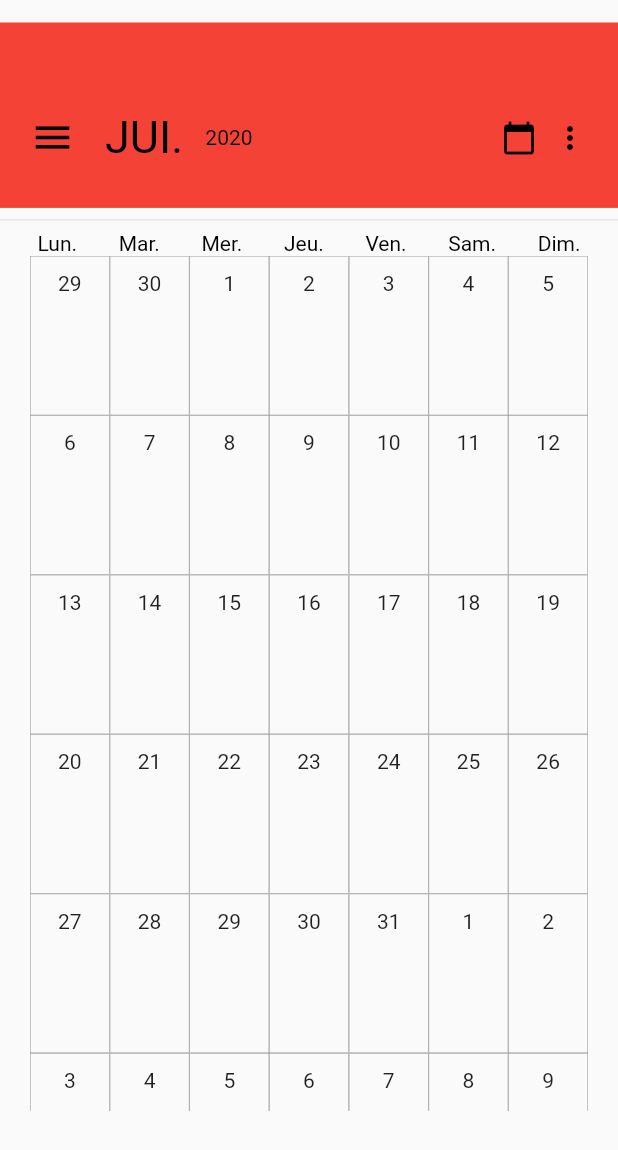
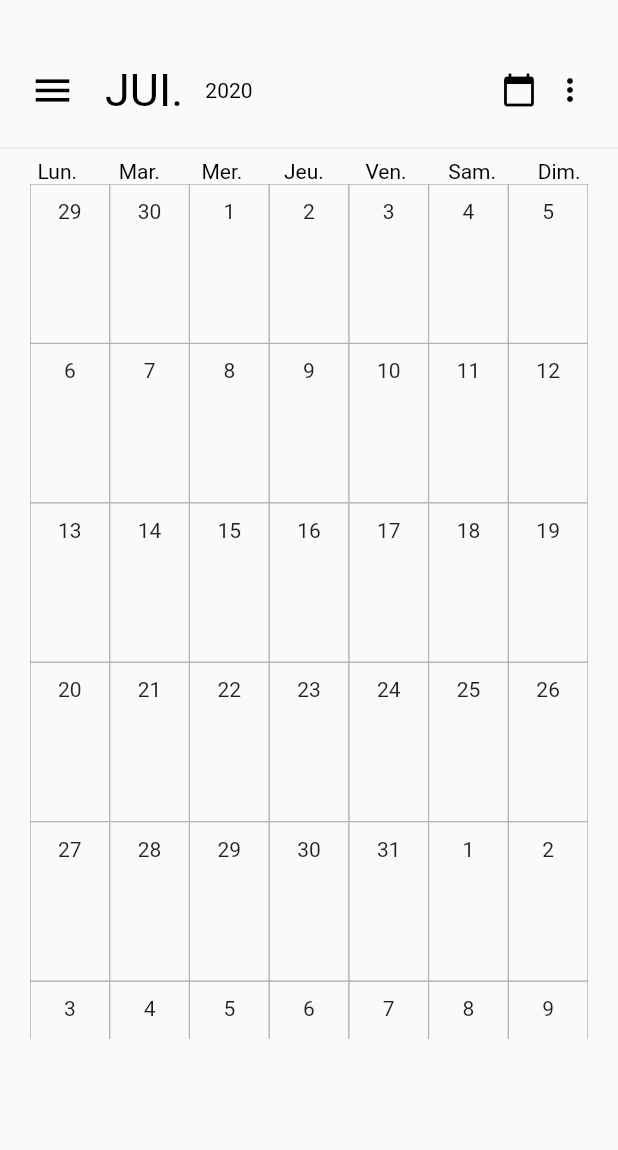
Before and after one commit to pentest225/agenda_test, a Flutter app: the screen it shows after launch, on a phone screen of 412 x 824 dp. Shown: the top 1150 px of the screen. Run offline on Flutter 3.47's test engine with Material 2 defaults, Android fonts, the phone set to English and light mode, and no system bars; missing offline and left inert: date_util.

Commit message:
--- Auto-Git Commit ---

```diff
--- a/agenda1/lib/Screen/pageUne.dart
+++ b/agenda1/lib/Screen/pageUne.dart
@@ -23,11 +23,12 @@ class _PageUneState extends State<PageUne> {
         width:deviceWidth,
         child: Column(
           children: <Widget>[
+            //App Barre
             Container(
-              height: deviceHeight * 0.15,
-              color: Colors.red,
+              height: deviceHeight * 0.11,
+              // color: Colors.red,
               padding: EdgeInsets.only(top: 30, left: 20, right: 20),
-              margin: EdgeInsets.only(top: 15),
+              // margin: EdgeInsets.only(top: 15),
               width:deviceWidth ,
               alignment: Alignment.center,
               child: Row(
```
